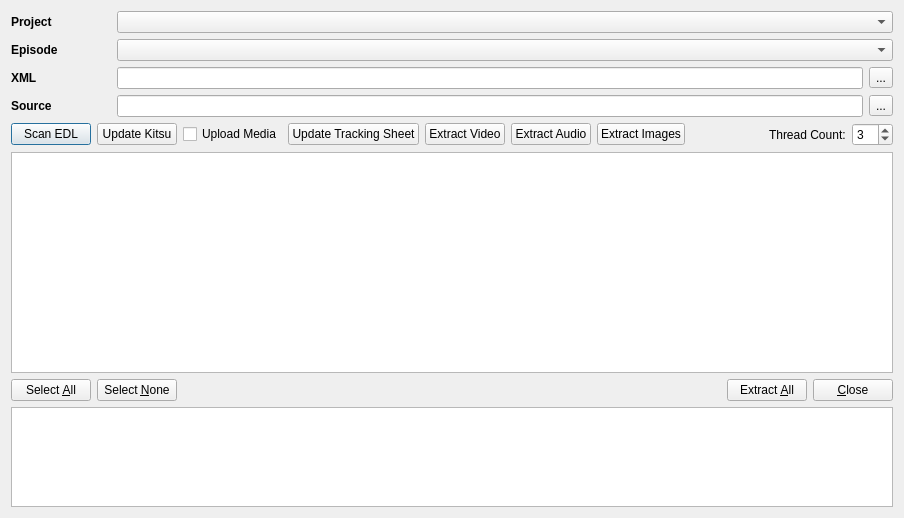
The window that module/wildchildanimation/gui/forms/swing_timeline_dialog.ui (dearyangyu/swing) describes before a commit, drawn with Qt 5.
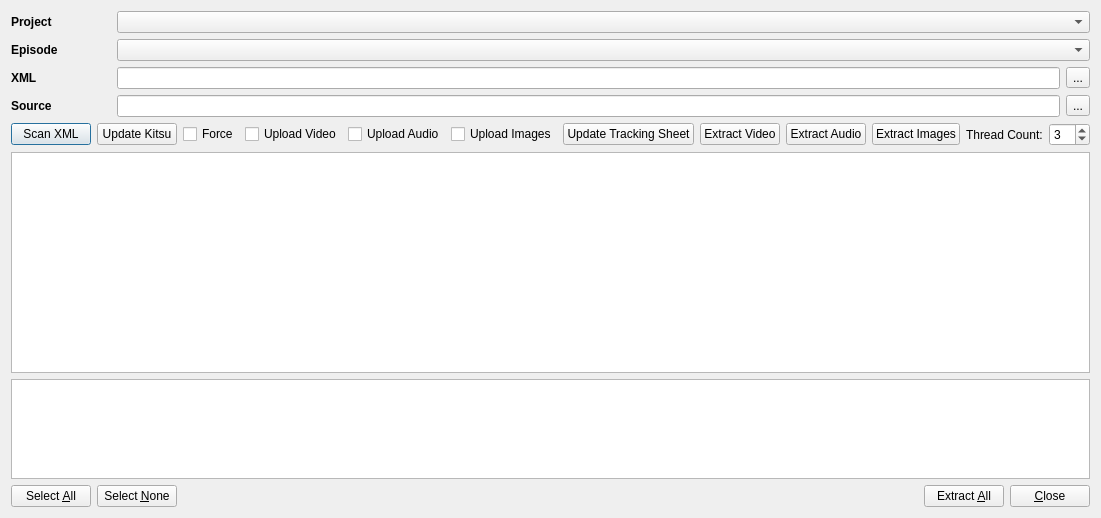
The same window after the commit.

Patch:
```diff
--- a/module/wildchildanimation/gui/forms/swing_timeline_dialog.ui
+++ b/module/wildchildanimation/gui/forms/swing_timeline_dialog.ui
@@ -6,7 +6,7 @@
    <rect>
     <x>0</x>
     <y>0</y>
-    <width>904</width>
+    <width>1010</width>
     <height>518</height>
    </rect>
   </property>
@@ -197,7 +197,7 @@
        <item>
         <widget class="QPushButton" name="pushButtonScanEDL">
          <property name="text">
-          <string>Scan EDL</string>
+          <string>Scan XML</string>
          </property>
         </widget>
        </item>
@@ -211,7 +211,28 @@
        <item>
         <widget class="QCheckBox" name="checkBoxUploadMedia">
          <property name="text">
-          <string>Upload Media</string>
+          <string>Force</string>
+         </property>
+        </widget>
+       </item>
+       <item>
+        <widget class="QCheckBox" name="checkBoxUploadVideo">
+         <property name="text">
+          <string>Upload Video</string>
+         </property>
+        </widget>
+       </item>
+       <item>
+        <widget class="QCheckBox" name="checkBoxUploadAudio">
+         <property name="text">
+          <string>Upload Audio</string>
+         </property>
+        </widget>
+       </item>
+       <item>
+        <widget class="QCheckBox" name="checkBoxUploadImages">
+         <property name="text">
+          <string>Upload Images</string>
          </property>
         </widget>
        </item>
@@ -286,6 +307,16 @@
        </property>
       </widget>
      </item>
+     <item>
+      <widget class="QTextEdit" name="textEditLog">
+       <property name="maximumSize">
+        <size>
+         <width>16777215</width>
+         <height>100</height>
+        </size>
+       </property>
+      </widget>
+     </item>
      <item>
       <layout class="QHBoxLayout" name="horizontalLayoutButtons">
        <item>
@@ -333,16 +364,6 @@
      </item>
     </layout>
    </item>
-   <item>
-    <widget class="QTextEdit" name="textEditLog">
-     <property name="maximumSize">
-      <size>
-       <width>16777215</width>
-       <height>100</height>
-      </size>
-     </property>
-    </widget>
-   </item>
   </layout>
  </widget>
  <resources/>
```
Left out of the diff: 4 changed lines with no effect on the pictures.
